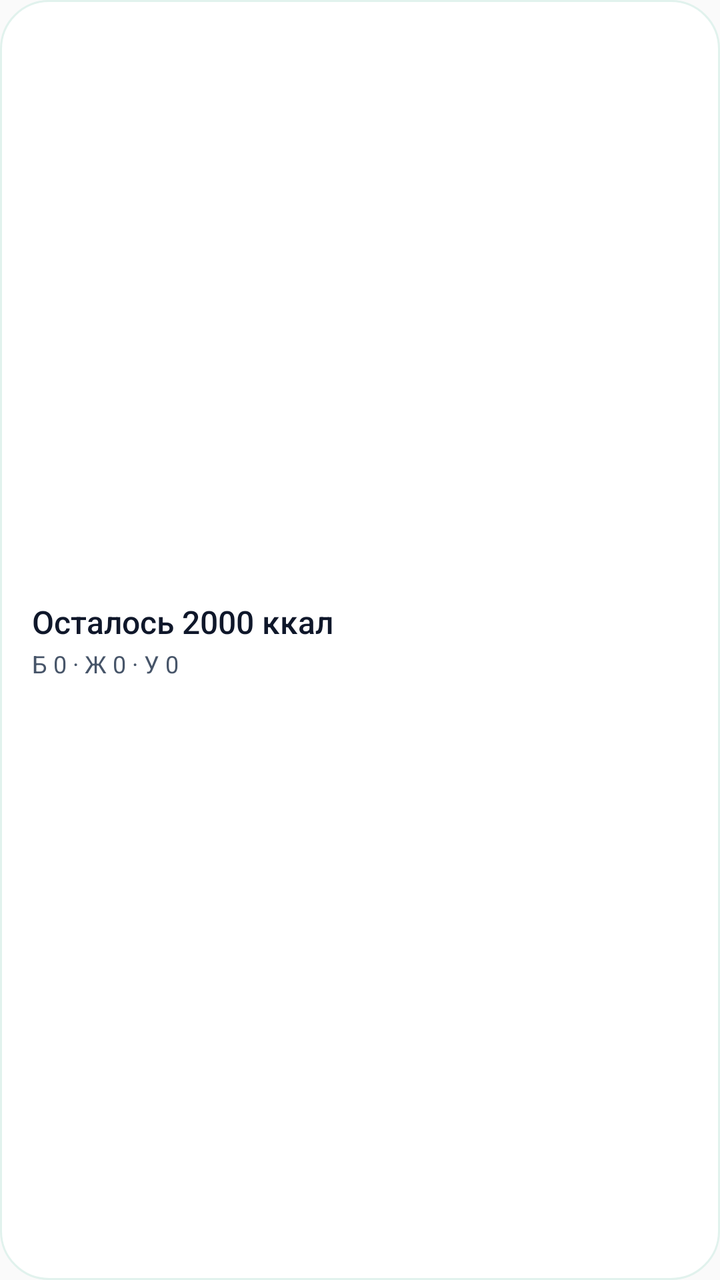
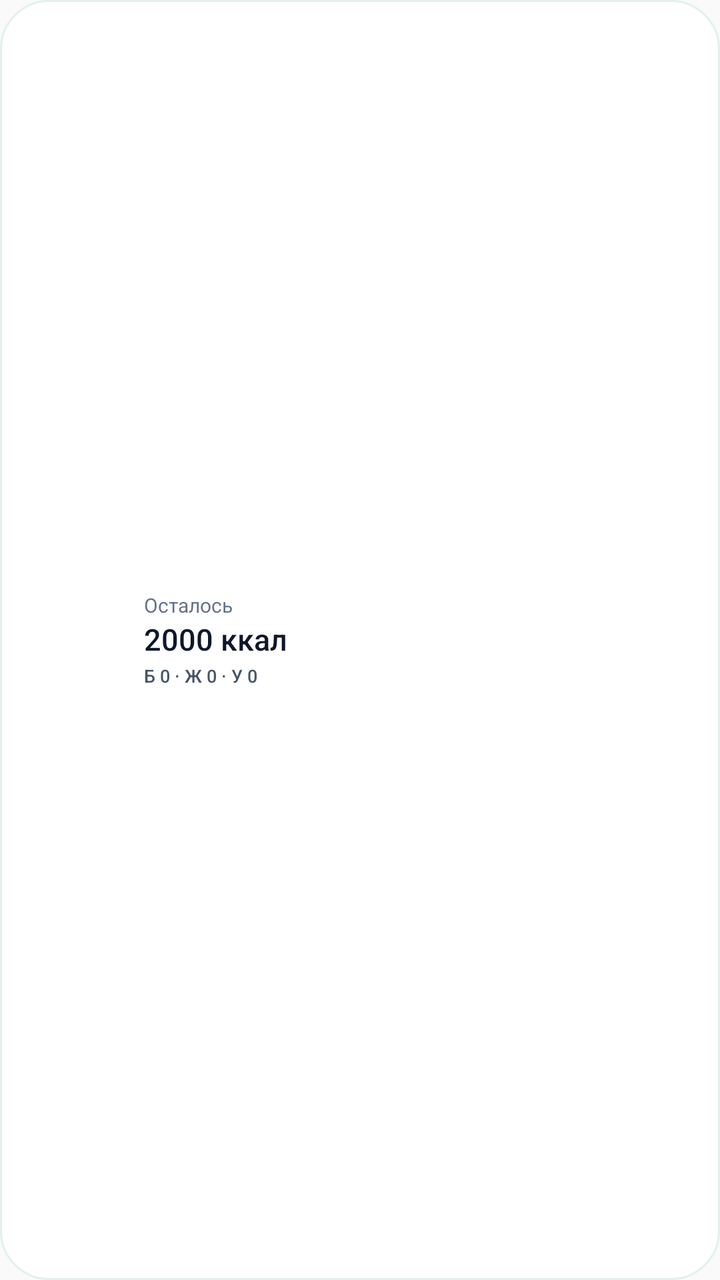

The first picture is an Android layout as it rendered before a commit; the second is the same layout after the commit. The layout source and the unified diff follow.
<!-- AndroidManifest.xml: application theme AppTheme -->
<!-- res/layout/widget_calories.xml -->
<?xml version="1.0" encoding="utf-8"?>
<LinearLayout xmlns:android="http://schemas.android.com/apk/res/android"
    android:id="@+id/widget_root"
    android:layout_width="match_parent"
    android:layout_height="match_parent"
    android:orientation="vertical"
    android:gravity="center_vertical"
    android:background="@drawable/widget_bg"
    android:paddingLeft="16dp"
    android:paddingRight="16dp"
    android:paddingTop="12dp"
    android:paddingBottom="12dp">

    <TextView
        android:id="@+id/widget_remain"
        android:layout_width="match_parent"
        android:layout_height="wrap_content"
        android:fontFamily="sans-serif-medium"
        android:text="Осталось 2000 ккал"
        android:textColor="#0F172A"
        android:textSize="16sp"
        android:maxLines="1" />

    <TextView
        android:id="@+id/widget_macros"
        android:layout_width="match_parent"
        android:layout_height="wrap_content"
        android:layout_marginTop="2dp"
        android:fontFamily="sans-serif"
        android:text="Б 0 · Ж 0 · У 0"
        android:textColor="#475569"
        android:textSize="12sp"
        android:maxLines="1" />

</LinearLayout>
<!-- resources referenced by this layout -->
<resources>
  <!-- drawable widget_bg (drawable) -->
  <?xml version="1.0" encoding="utf-8"?>
  <shape xmlns:android="http://schemas.android.com/apk/res/android"
      android:shape="rectangle">
      <solid android:color="#F7FFFFFF" />
      <corners android:radius="24dp" />
      <stroke
          android:width="1dp"
          android:color="#E1F2ED" />
  </shape>
  <style name="AppTheme" parent="android:style/Theme.Material.Light.NoActionBar" />
</resources>

<!-- the commit's change to res/layout/widget_calories.xml (unified diff, before → after) -->
@@ -1,35 +1,60 @@
 <?xml version="1.0" encoding="utf-8"?>
-<LinearLayout xmlns:android="http://schemas.android.com/apk/res/android"
+<FrameLayout xmlns:android="http://schemas.android.com/apk/res/android"
     android:id="@+id/widget_root"
     android:layout_width="match_parent"
     android:layout_height="match_parent"
-    android:orientation="vertical"
-    android:gravity="center_vertical"
-    android:background="@drawable/widget_bg"
-    android:paddingLeft="16dp"
-    android:paddingRight="16dp"
-    android:paddingTop="12dp"
-    android:paddingBottom="12dp">
+    android:background="@drawable/widget_bg">
 
-    <TextView
-        android:id="@+id/widget_remain"
+    <ImageView
+        android:id="@+id/widget_ring"
+        android:layout_width="52dp"
+        android:layout_height="52dp"
+        android:layout_gravity="start|center_vertical"
+        android:layout_marginStart="12dp"
+        android:contentDescription="@null" />
+
+    <LinearLayout
         android:layout_width="match_parent"
         android:layout_height="wrap_content"
-        android:fontFamily="sans-serif-medium"
-        android:text="Осталось 2000 ккал"
-        android:textColor="#0F172A"
-        android:textSize="16sp"
-        android:maxLines="1" />
+        android:layout_gravity="center_vertical"
+        android:layout_marginStart="72dp"
+        android:layout_marginEnd="10dp"
+        android:orientation="vertical">
 
-    <TextView
-        android:id="@+id/widget_macros"
-        android:layout_width="match_parent"
-        android:layout_height="wrap_content"
-        android:layout_marginTop="2dp"
-        android:fontFamily="sans-serif"
-        android:text="Б 0 · Ж 0 · У 0"
-        android:textColor="#475569"
-        android:textSize="12sp"
-        android:maxLines="1" />
+        <TextView
+            android:id="@+id/widget_remain_label"
+            android:layout_width="wrap_content"
+            android:layout_height="wrap_content"
+            android:fontFamily="sans-serif"
+            android:text="Осталось"
+            android:textColor="#64748B"
+            android:textSize="10sp"
+            android:maxLines="1" />
 
-</LinearLayout>
+        <TextView
+            android:id="@+id/widget_remain"
+            android:layout_width="wrap_content"
+            android:layout_height="wrap_content"
+            android:fontFamily="sans-serif-medium"
+            android:text="2000 ккал"
+            android:textColor="#0F172A"
+            android:textSize="15sp"
+            android:maxLines="1" />
+
+        <TextView
+            android:id="@+id/widget_macros"
+            android:layout_width="wrap_content"
+            android:layout_height="wrap_content"
+            android:layout_marginTop="2dp"
+            android:autoSizeTextType="uniform"
+            android:autoSizeMinTextSize="7sp"
+            android:autoSizeMaxTextSize="9sp"
+            android:fontFamily="sans-serif-medium"
+            android:text="Б 0 · Ж 0 · У 0"
+            android:textColor="#475569"
+            android:textSize="9sp"
+            android:maxLines="1" />
+
+    </LinearLayout>
+
+</FrameLayout>
